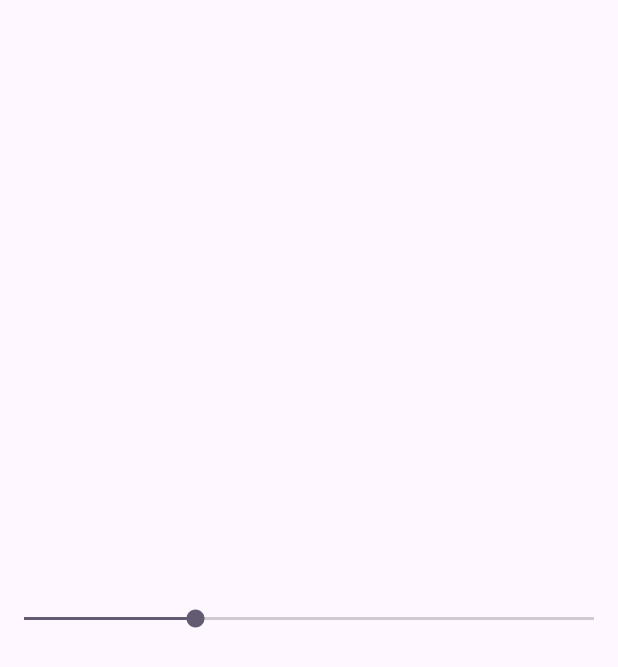
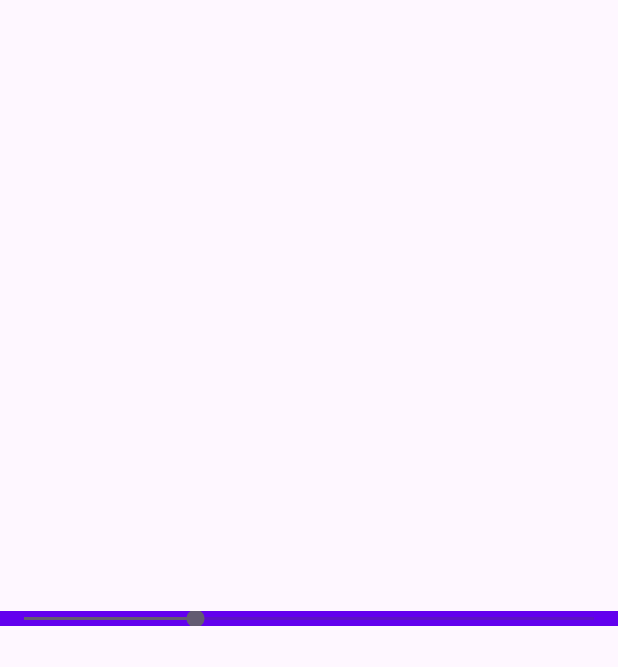
Before and after one commit to tejpratap46/AndroidStepSeekBar, an Android app: the screen it shows after launch (MainActivity), on a phone screen of 412 x 824 dp. Before the commit the part shown is almost empty. Shown: the top 667 px of the screen. Run offline under Robolectric (Android 15) with nearby library versions, the phone set to English and light mode, and no system bars.

```diff
--- a/app/src/main/java/com/tejpratapsingh/stepseekbar/MainActivity.kt
+++ b/app/src/main/java/com/tejpratapsingh/stepseekbar/MainActivity.kt
@@ -2,16 +2,41 @@ package com.tejpratapsingh.stepseekbar
 
 import androidx.appcompat.app.AppCompatActivity
 import android.os.Bundle
+import android.util.Log
 import android.util.Range
+import android.widget.SeekBar
+import android.widget.SeekBar.OnSeekBarChangeListener
 import com.tejpratapsingh.libstepseekbar.StepSeekBar
 
 class MainActivity : AppCompatActivity() {
+
+    companion object {
+        private const val TAG = "MainActivity"
+    }
+
     override fun onCreate(savedInstanceState: Bundle?) {
         super.onCreate(savedInstanceState)
         setContentView(R.layout.activity_main)
 
         findViewById<StepSeekBar>(R.id.step_seek_bar).apply {
             setSelectableRange(30, 70, true)
-        }
+        }.setOnSeekBarChangeListener(object : OnSeekBarChangeListener {
+            override fun onProgressChanged(
+                seekBar: SeekBar?,
+                progress: Int,
+                fromUser: Boolean
+            ) {
+                Log.d(TAG, "onProgressChanged: $progress")
+            }
+
+            override fun onStartTrackingTouch(seekBar: SeekBar?) {
+                Log.d(TAG, "onStartTrackingTouch: ")
+            }
+
+            override fun onStopTrackingTouch(seekBar: SeekBar?) {
+                Log.d(TAG, "onStopTrackingTouch: ")
+            }
+
+        })
     }
 }
--- a/app/src/main/res/layout/activity_main.xml
+++ b/app/src/main/res/layout/activity_main.xml
@@ -9,10 +9,12 @@
     <com.tejpratapsingh.libstepseekbar.StepSeekBar
         android:id="@+id/step_seek_bar"
         android:layout_width="0dp"
-        android:layout_height="wrap_content"
+        android:layout_height="10dp"
+        android:background="@color/design_default_color_primary"
         android:min="0"
         android:max="100"
         android:stepSize="10"
+        android:progress="10"
         app:layout_constraintBottom_toBottomOf="parent"
         app:layout_constraintEnd_toEndOf="parent"
         app:layout_constraintStart_toStartOf="parent"
--- a/build.gradle.kts
+++ b/build.gradle.kts
@@ -1,6 +1,6 @@
 // Top-level build file where you can add configuration options common to all sub-projects/modules.
 plugins {
-    id("com.android.application") version "8.3.1" apply false
+    id("com.android.application") version "8.11.1" apply false
     id("org.jetbrains.kotlin.android") version "1.9.0" apply false
-    id("com.android.library") version "8.3.1" apply false
+    id("com.android.library") version "8.11.1" apply false
 }
```
Also changed, not shown: gradle/wrapper/gradle-wrapper.properties, 1 other file.
